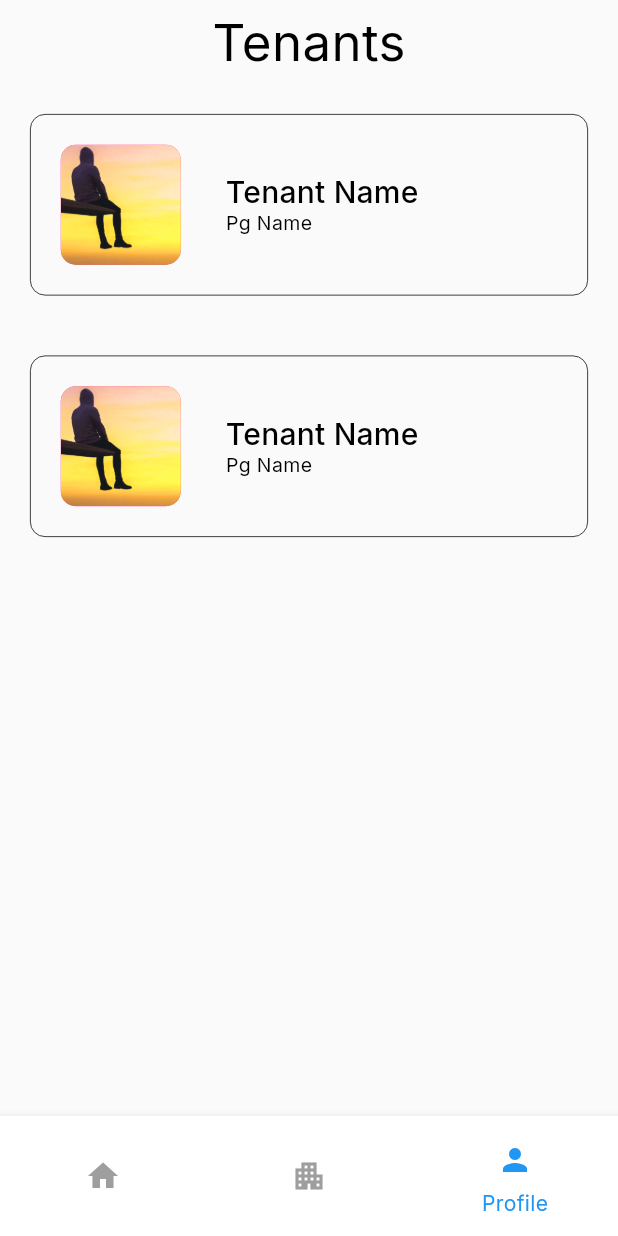
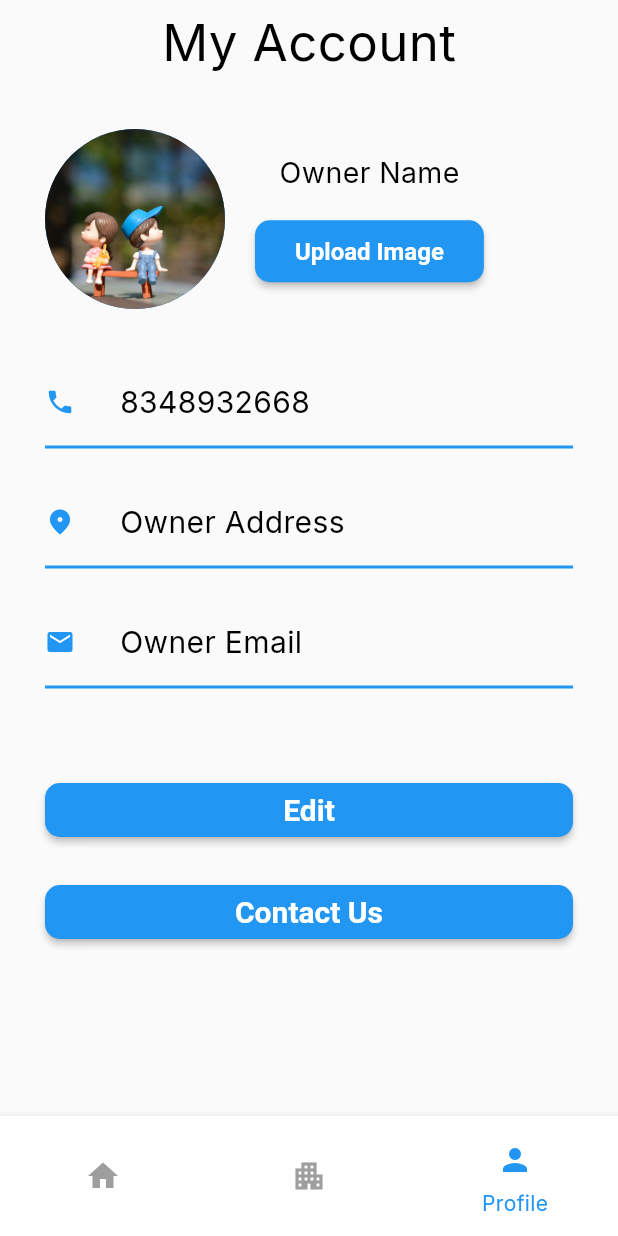
Before and after one commit to A-d-i-b/RentIt-Owner, a Flutter app: the screen it shows after launch, swiped to page 3, on a phone screen of 412 x 824 dp. Run offline on Flutter 3.47's test engine with Material 2 defaults, Android fonts, the phone set to English and light mode, and no system bars; our stand-ins replace get, google_fonts, image_picker; network calls fail.

Commit message:
Added Owner profile screen and Contact us screen

```diff
--- a/lib/Screens/home_screen.dart
+++ b/lib/Screens/home_screen.dart
@@ -1,4 +1,5 @@
 import 'package:flutter/material.dart';
+import 'package:househunt/Screens/owner_profile_screen.dart';
 import 'package:househunt/Screens/tenant_list_screen.dart';
 import 'package:househunt/Screens/flat_screen.dart';
 import 'package:househunt/screens/landing_home_screen.dart';
@@ -74,8 +75,8 @@ class _HomeScreenState extends State<HomeScreen> {
         children: const [
           LandingHomeScreen(),
           FlatHome(),
-          TenantList(),
-
+          // TenantList(),
+          OwnerProfile(),
           // PgHome()
         ],
         onPageChanged: (page) {
--- /dev/null
+++ b/lib/Screens/owner_profile_screen.dart
@@ -0,0 +1,101 @@
+import 'package:flutter/material.dart';
+import 'package:get/get.dart';
+import 'package:househunt/theme/base_theme.dart';
+import 'package:househunt/utils/details_card.dart';
+
+class OwnerProfile extends StatefulWidget {
+  const OwnerProfile({Key? key}) : super(key: key);
+
+  @override
+  State<OwnerProfile> createState() => _OwnerProfileState();
+}
+
+class _OwnerProfileState extends State<OwnerProfile> {
+  ImageProvider profileImage = AssetImage('images/ownerpic.jpg');
+
+  @override
+  Widget build(BuildContext context) {
+    return Scaffold(
+      appBar: AppBar(
+        centerTitle: true,
+        elevation: 0.0,
+        foregroundColor: Colors.blue,
+        backgroundColor: Colors.transparent,
+        title: Text(
+          "My Account",
+          style: Get.textTheme.headline4,
+        ),
+      ),
+      body: ListView(
+        padding: EdgeInsets.all(30),
+        children: [
+          Row(
+            children: [
+              CircleAvatar(
+                radius: 60,
+                backgroundImage: profileImage,
+              ),
+              SizedBox(width: 20),
+              Column(
+                children: [
+                  Text(
+                    "Owner Name",
+                    style: TextStyle(fontSize: 19, color: secondary),
+                    overflow: TextOverflow.ellipsis,
+                  ),
+                  SizedBox(height: 20),
+                  SizedBox(
+                    height: MediaQuery.of(context).size.height / 20,
+                    width: MediaQuery.of(context).size.width / 2.7,
+                    child: ElevatedButton(
+                      onPressed: () {
+                        null; //TODO:Add image picker function and store it in profileImage variable
+                      },
+                      child: Text(
+                        "Upload Image",
+                        style: TextStyle(color: tri),
+                      ),
+                    ),
+                  ),
+                ],
+              ),
+            ],
+          ),
+          const SizedBox(height: 50),
+          DetailCard(
+              detail: "8348932668",
+              icon: Icons
+                  .phone), //TODO:Fetch actual phone number of owner and pass it here
+          const SizedBox(height: 30),
+          DetailCard(
+              detail: "Owner Address",
+              icon: Icons
+                  .fmd_good_sharp), //TODO:Fetch actual Address of owner and pass it here
+          const SizedBox(height: 30),
+          DetailCard(
+              detail: "Owner Email",
+              icon: Icons
+                  .email), //TODO:Fetch actual Email of owner and pass it here
+          SizedBox(height: 50),
+          ElevatedButton(
+            onPressed: () {},
+            child: Text(
+              "Edit",
+              style: TextStyle(color: tri, fontSize: 20),
+            ),
+          ),
+          SizedBox(height: 20),
+          ElevatedButton(
+            onPressed: () {
+              Get.toNamed('/contact-screen');
+            },
+            child: Text(
+              "Contact Us",
+              style: TextStyle(color: tri, fontSize: 20),
+            ),
+          ),
+        ],
+      ),
+    );
+  }
+}
--- a/lib/Screens/tenant_list_screen.dart
+++ b/lib/Screens/tenant_list_screen.dart
@@ -1,6 +1,5 @@
 import 'package:flutter/material.dart';
 import 'package:get/get.dart';
-
 import 'package:househunt/utils/tenant_card.dart';
 
 class TenantList extends StatefulWidget {
@@ -19,7 +18,8 @@ class _TenantListState extends State<TenantList> {
       pgname: "Pg name",
       onTap: () {
         Get.toNamed('/tenant-profile', arguments: {
-          "TenantImage": const AssetImage("images/tenantexample.jpeg"),
+          "TenantImage": const AssetImage(
+              "images/tenantexample.jpeg"), //TODO:Pass Actual Parameters
           "TenantName": "Tenant Name",
           "PhoneNumber": "8862732723",
           "PgName": "Pg/flat Name",
--- a/lib/Screens/tenant_profile_screen.dart
+++ b/lib/Screens/tenant_profile_screen.dart
@@ -43,7 +43,7 @@ class _TenantProfileState extends State<TenantProfile> {
               padding: const EdgeInsets.only(left: 20, right: 20),
               child: Center(
                 child: Text(
-                  data['TenantName'] ?? "", //TODO:Enter tenant name
+                  data['TenantName'] ?? "",
                   style: Get.textTheme.headline5,
                 ),
               ),
--- a/lib/routes.dart
+++ b/lib/routes.dart
@@ -3,10 +3,12 @@ import 'package:househunt/screens/flat_screen.dart';
 import 'package:househunt/screens/home_screen.dart';
 import 'package:househunt/screens/pg_screen.dart';
 import 'package:househunt/screens/tenant_profile_screen.dart';
+import 'package:househunt/Screens/contact_screen.dart';
 
 final routes = [
   GetPage(name: '/', page: () => const HomeScreen()),
   GetPage(name: '/add-pg', page: () => const PgHome()),
   GetPage(name: '/add-flat', page: () => const FlatHome()),
   GetPage(name: '/tenant-profile', page: () => TenantProfile()),
+  GetPage(name: '/contact-screen', page: () => ContactUs()),
 ];
--- a/lib/theme/base_theme.dart
+++ b/lib/theme/base_theme.dart
@@ -2,7 +2,8 @@ import 'package:flutter/material.dart';
 import 'package:google_fonts/google_fonts.dart';
 
 const primary = Colors.blue;
-
+const secondary = Colors.black;
+const tri = Colors.white;
 final theme = ThemeData.light().copyWith(
   textButtonTheme: TextButtonThemeData(
     style: TextButton.styleFrom(
--- /dev/null
+++ b/lib/utils/details_card.dart
@@ -0,0 +1,38 @@
+import 'package:flutter/material.dart';
+import 'package:househunt/theme/base_theme.dart';
+
+class DetailCard extends StatefulWidget {
+  const DetailCard({Key? key, required this.detail, required this.icon})
+      : super(key: key);
+  final String detail;
+  final IconData icon;
+  @override
+  State<DetailCard> createState() => _DetailCardState();
+}
+
+class _DetailCardState extends State<DetailCard> {
+  @override
+  Widget build(BuildContext context) {
+    return Column(
+      children: [
+        Row(children: [
+          Icon(
+            widget.icon,
+            color: primary,
+            size: 20,
+          ),
+          SizedBox(width: 30),
+          Text(
+            widget.detail,
+            style: TextStyle(fontSize: 20, color: secondary),
+          ),
+        ]),
+        SizedBox(height: 10),
+        Divider(
+          thickness: 2,
+          color: primary,
+        ),
+      ],
+    );
+  }
+}
--- a/pubspec.yaml
+++ b/pubspec.yaml
@@ -63,7 +63,7 @@ flutter:
   # To add assets to your application, add an assets section, like this:
   assets:
     - images/tenantexample.jpeg
-
+    - images/ownerpic.jpg
   # An image asset can refer to one or more resolution-specific "variants", see
   # https://flutter.dev/assets-and-images/#resolution-aware
 
```
Also changed, not shown: lib/Screens/contact_screen.dart (added, +55 -0 lines), images/ownerpic.jpg (added).
